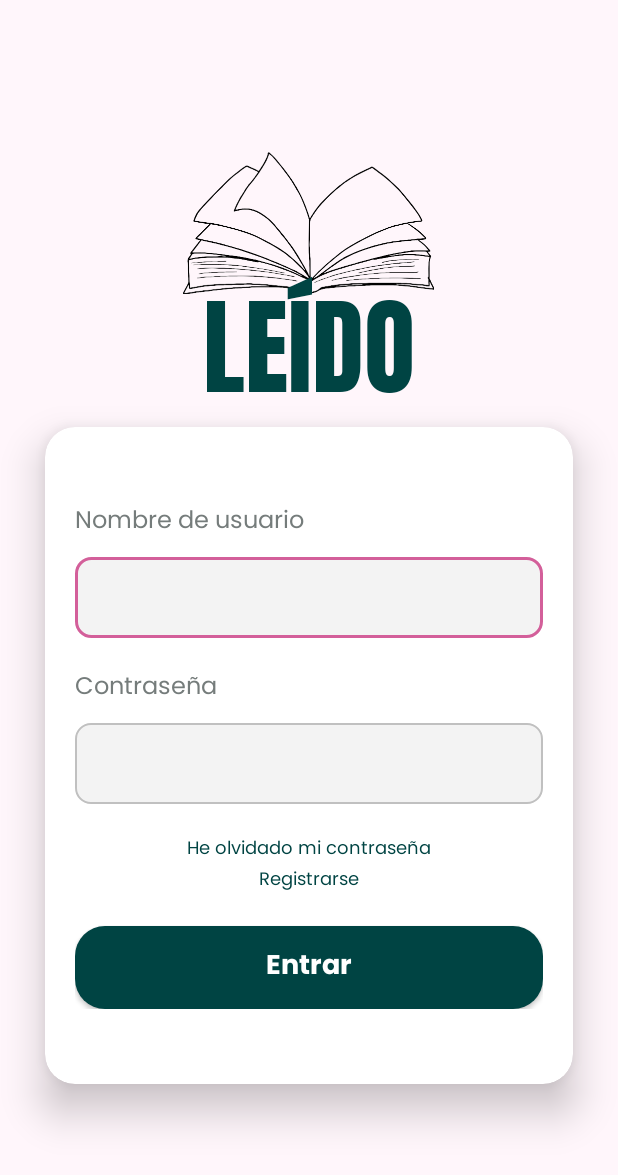
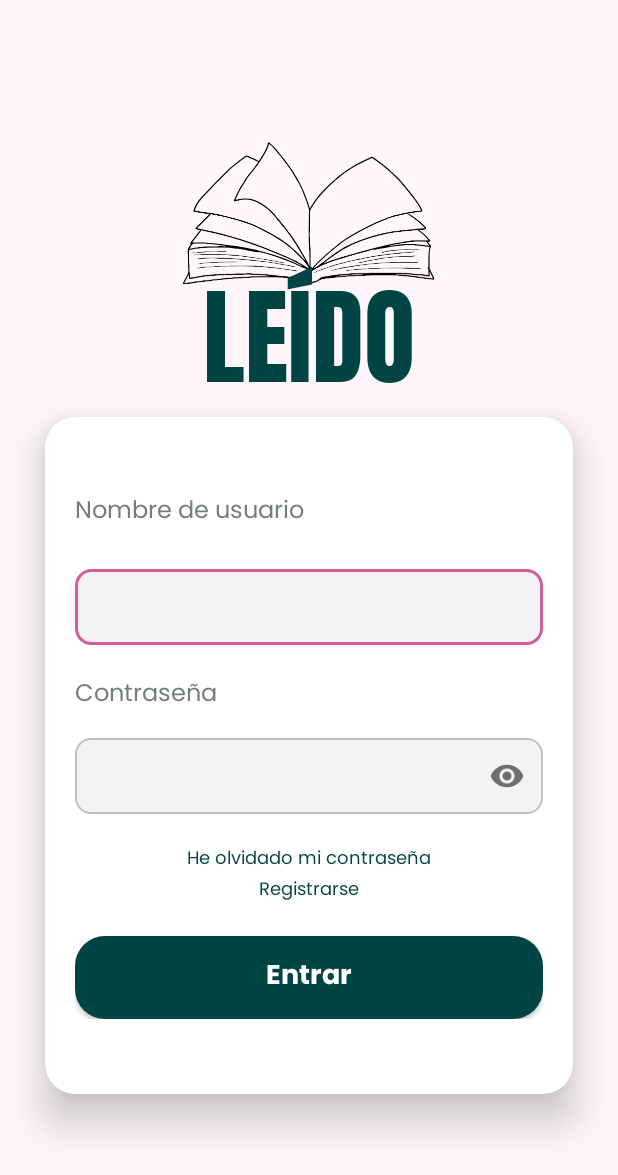
Before and after one commit to anazeuqzav/Proyecto_Leido, an Android app built with Jetpack Compose: the screen it shows after launch (LoginActivity), after a tap on "Entrar", on a phone screen of 412 x 824 dp. Shown: the top 1175 px of the screen. Run offline under Robolectric (Android 15) with nearby library versions, the phone set to English and light mode, and no system bars.

```diff
--- a/app/src/main/java/com/pmm/proyecto_leido/LoginActivity.kt
+++ b/app/src/main/java/com/pmm/proyecto_leido/LoginActivity.kt
@@ -10,9 +10,9 @@ import androidx.appcompat.app.AppCompatActivity
 
 class LoginActivity : AppCompatActivity() {
 
-    // Constantes estáticas de usuario y contraseña
+    // Constantes estáticas de usuario y contraseña para validación del login
     companion object {
-        const val MYUSER = "Anazeuqzav"
+        const val MYUSER = "AnaVazquez"
         const val MYPASS = "root"
     }
 
@@ -28,28 +28,41 @@ class LoginActivity : AppCompatActivity() {
         // Configurar el botón de login
         loginButton.setOnClickListener {
             val username = usernameEditText.text.toString().trim() // elimina los espacios
-            val password = passwordEditText.text.toString().trim() // elimina los espacios
+            val password = passwordEditText.text.toString().trim()
 
+            when {
                 // Comprobación si los campos están vacíos
-            if (username.isEmpty() || password.isEmpty()) {
-                Toast.makeText(this, "Introduce un nombre de usuario y una contraseña", Toast.LENGTH_SHORT).show()
-              // Comprobación si el usuario es correcto
-            } else if (username != MYUSER) {
-                Toast.makeText(this, "Usuario incorrecto", Toast.LENGTH_SHORT).show();
-              // Comprobación si la contraseña es correcta
-            } else if (password != MYPASS) {
+                username.isEmpty() || password.isEmpty() -> {
+                    Toast.makeText(
+                        this,
+                        "Introduce un nombre de usuario y una contraseña",
+                        Toast.LENGTH_SHORT
+                    ).show()
+                }
+
+                // Comprobación si el usuario es incorrecto
+                username != MYUSER -> {
+                    Toast.makeText(this, "Usuario incorrecto", Toast.LENGTH_SHORT).show()
+                }
+
+                // Comprobación si la contraseña es incorrecta
+                password != MYPASS -> {
                     Toast.makeText(this, "Contraseña incorrecta", Toast.LENGTH_SHORT).show()
+                }
+
                 // Comprobación si ambas credenciales son correctas
-            } else if (username == MYUSER && password == MYPASS) {
+                username == MYUSER && password == MYPASS -> {
                     val intent = Intent(this, MainActivity::class.java)
                     intent.putExtra("USERNAME", username) // Pasa el nombre de usuario
                     startActivity(intent)
                     finish() // Finaliza LoginActivity
-            } else {
-                // Si se produce algun otro error con las credencias
+                }
+
+                // Si se produce algún otro error con las credenciales
+                else -> {
                     Toast.makeText(this, "Error en las credenciales", Toast.LENGTH_SHORT).show()
                 }
             }
-
         }
     }
+}
--- a/app/src/main/res/layout/activity_login.xml
+++ b/app/src/main/res/layout/activity_login.xml
@@ -62,16 +62,24 @@
                 android:textSize="16sp" />
 
             <!-- Campo de Email -->
-            <EditText
+            <com.google.android.material.textfield.TextInputLayout
+                android:layout_width="match_parent"
+                android:layout_height="wrap_content"
+                android:layout_marginBottom="20dp"
+                app:boxStrokeColor="@color/md_theme_primary"
+                app:boxBackgroundMode="none"
+                app:hintTextAppearance="@style/TextAppearance.MaterialComponents.Body1">
+
+                <com.google.android.material.textfield.TextInputEditText
                     android:id="@+id/usernameEditText"
                     android:layout_width="match_parent"
                     android:layout_height="wrap_content"
-                android:layout_marginBottom="20dp"
-                android:background="@drawable/rounded_background_edtittext"
                     android:fontFamily="@font/poppins_regular"
                     android:inputType="textEmailAddress"
                     android:padding="12dp"
+                    android:background="@drawable/rounded_background_edtittext"
                     android:textColor="@color/md_theme_onSurfaceVariant" />
+            </com.google.android.material.textfield.TextInputLayout>
 
             <TextView
                 android:layout_width="match_parent"
@@ -83,16 +91,21 @@
                 android:textSize="16sp" />
 
             <!-- Campo de Contraseña -->
-            <EditText
+            <com.google.android.material.textfield.TextInputLayout
+                android:layout_width="match_parent"
+                android:layout_height="wrap_content"
+                android:layout_marginBottom="20dp"
+                app:passwordToggleEnabled="true">
+                <com.google.android.material.textfield.TextInputEditText
                     android:id="@+id/passwordEditText"
                     android:layout_width="match_parent"
                     android:layout_height="wrap_content"
-                android:layout_marginBottom="20dp"
-                android:background="@drawable/rounded_background_edtittext"
                     android:fontFamily="@font/poppins_regular"
                     android:inputType="textPassword"
                     android:padding="12dp"
+                    android:background="@drawable/rounded_background_edtittext"
                     android:textColor="@color/md_theme_outlineVariant_mediumContrast" />
+            </com.google.android.material.textfield.TextInputLayout>
 
             <TextView
                 android:layout_width="match_parent"
```
Lines whose indentation alone changed are shown as unchanged.
